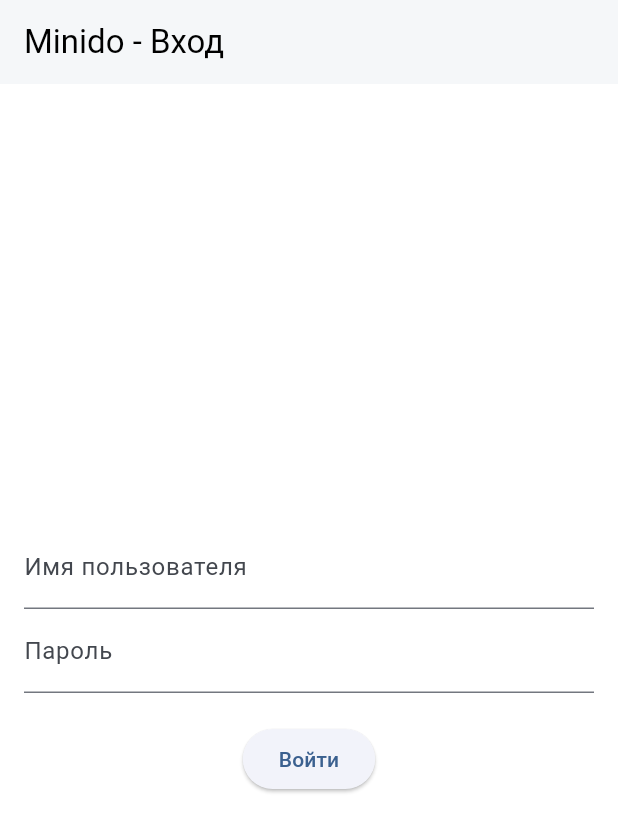
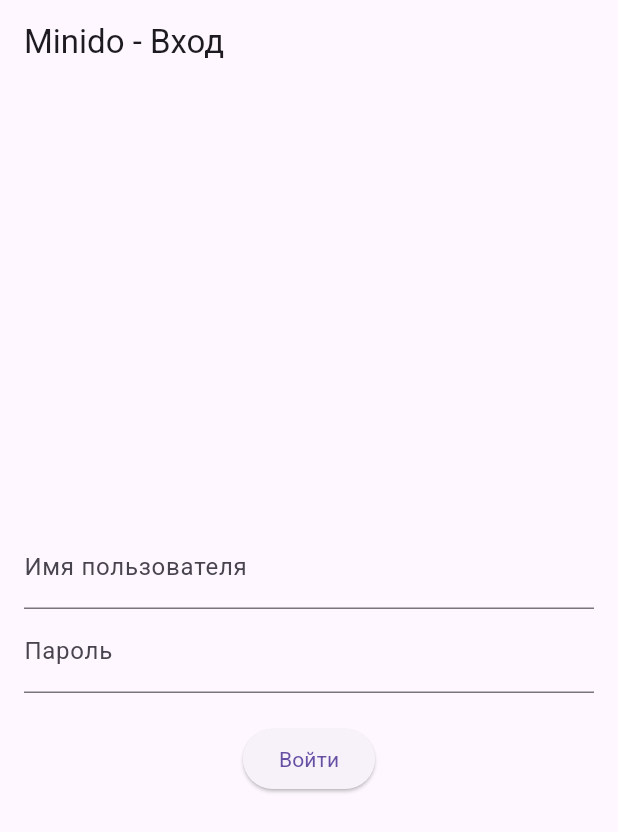
Before and after one commit to yasinchenko/minido, a Flutter app: the screen it shows after launch, on a phone screen of 412 x 824 dp. Shown: the top 832 px of the screen. Run offline on Flutter 3.47's test engine with Material 3 defaults, Android fonts, the phone set to English and light mode, and no system bars; our stand-ins replace flutter_riverpod, go_router, shared_preferences.

```diff
--- a/lib/core/theme.dart
+++ b/lib/core/theme.dart
@@ -1,20 +1,19 @@
-// lib/core/theme.dart
 import 'package:flutter/material.dart';
 
 class AppTheme {
-  static const Color primaryColor = Color(0xFF4A90E2);
+  static ThemeData get theme => light;
 
-  static final ThemeData theme = ThemeData(
+  static final light = ThemeData(
+    brightness: Brightness.light,
+    primarySwatch: Colors.blue,
     useMaterial3: true,
-    colorScheme: ColorScheme.fromSeed(seedColor: primaryColor),
-    scaffoldBackgroundColor: Colors.white,
-    appBarTheme: const AppBarTheme(
-      backgroundColor: Colors.white,
-      foregroundColor: Colors.black,
-      elevation: 1,
-    ),
-    floatingActionButtonTheme: const FloatingActionButtonThemeData(
-      backgroundColor: primaryColor,
-    ),
+    fontFamily: 'Roboto',
+  );
+
+  static final dark = ThemeData(
+    brightness: Brightness.dark,
+    primarySwatch: Colors.blue,
+    useMaterial3: true,
+    fontFamily: 'Roboto',
   );
 }
```
Also changed, not shown: pubspec.yaml (+7 -0 lines), lib/assets/fonts/Roboto-Regular.ttf (added), 1 other file.
